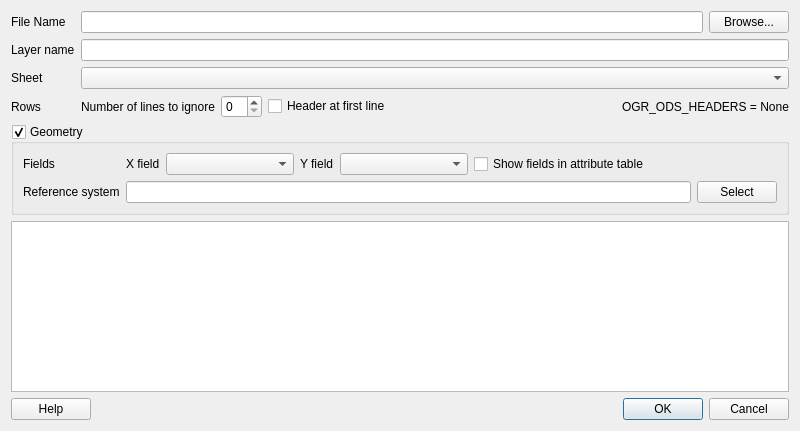
This is ui/ui_SpreadsheetLayersDialog.ui in camptocamp/QGIS-SpreadSheetLayers as Qt 5 draws it before an edit. The edited form follows.
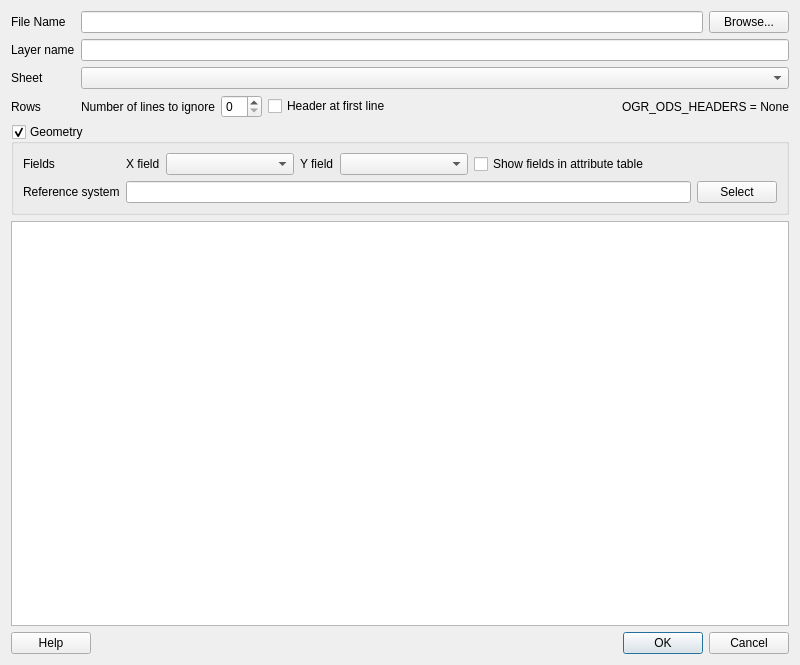
This is the edited form.

Commit message: Add field type selector

```diff
--- a/ui/ui_SpreadsheetLayersDialog.ui
+++ b/ui/ui_SpreadsheetLayersDialog.ui
@@ -7,7 +7,7 @@
     <x>0</x>
     <y>0</y>
     <width>800</width>
-    <height>431</height>
+    <height>665</height>
    </rect>
   </property>
   <property name="windowTitle">
```
Left out of the diff: 1 changed line with no effect on the pictures. The commit also changes 2 other files.
